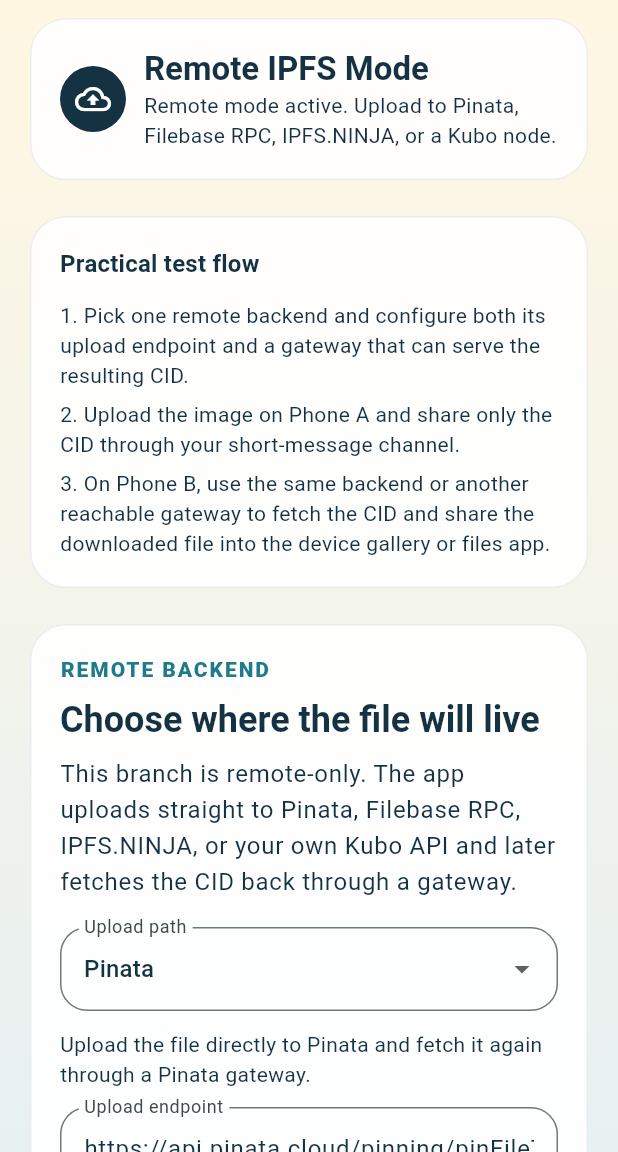
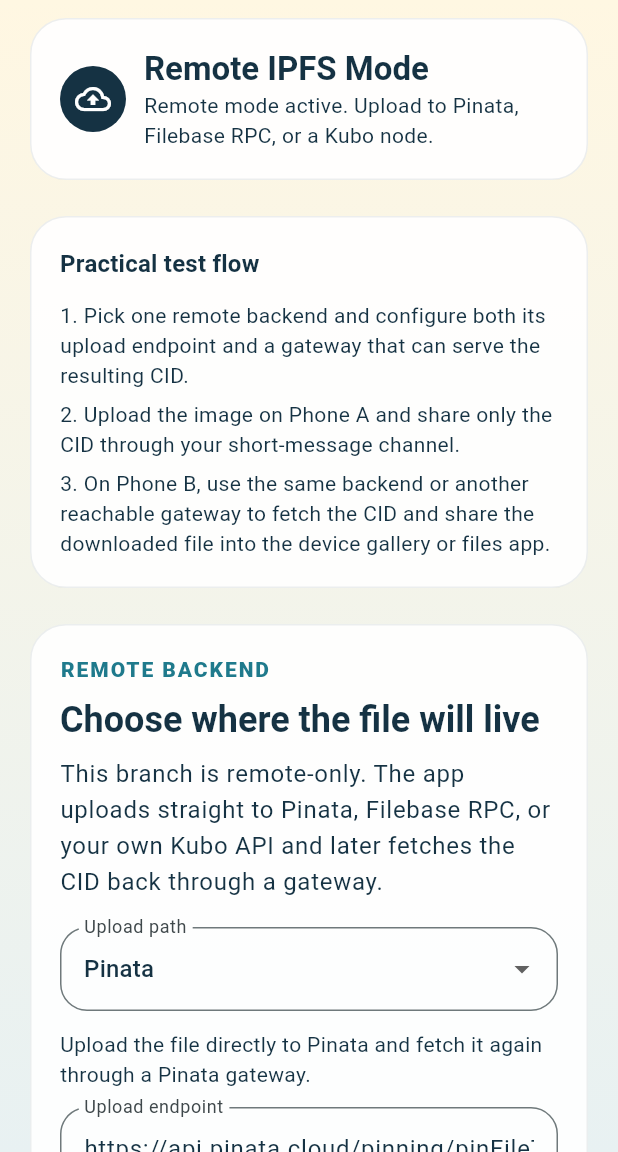
Before and after one commit to ericszimmermann/IPFS-Photo-relay, a Flutter app: the screen it shows after launch, on a phone screen of 412 x 824 dp, the part 84-1236 px from its top. Run offline on Flutter 3.47's test engine with Material 3 defaults, Android fonts, the phone set to English and light mode, and no system bars; our stand-ins replace file_picker, share_plus, shared_preferences.

Commit message:
remove ipfs.ninja, since free tier is only a 7 day trial.

```diff
--- a/lib/src/app.dart
+++ b/lib/src/app.dart
@@ -103,7 +103,7 @@
   bool _isDownloading = false;
 
   String _statusMessage =
-      'Remote mode active. Upload to Pinata, Filebase RPC, IPFS.NINJA, or a Kubo node.';
+      'Remote mode active. Upload to Pinata, Filebase RPC, or a Kubo node.';
   String? _errorMessage;
 
   @override
@@ -450,8 +450,6 @@
         return 'Pinata JWT';
       case RemoteUploadTarget.filebase:
         return 'Filebase API token';
-      case RemoteUploadTarget.ipfsNinja:
-        return 'IPFS.NINJA API key';
       case RemoteUploadTarget.kubo:
         return 'Bearer token (optional)';
     }
@@ -463,8 +461,6 @@
         return 'Upload the file directly to Pinata and fetch it again through a Pinata gateway.';
       case RemoteUploadTarget.filebase:
         return 'Upload through Filebase\'s Kubo-compatible RPC API and retrieve through the Filebase IPFS gateway.';
-      case RemoteUploadTarget.ipfsNinja:
-        return 'Upload through IPFS.NINJA\'s REST API and retrieve through its public IPFS gateway.';
       case RemoteUploadTarget.kubo:
         return 'Upload to your own Kubo API and fetch from your chosen gateway, including a VPN-exposed node.';
     }
@@ -507,7 +503,7 @@
                         eyebrow: 'Remote Backend',
                         title: 'Choose where the file will live',
                         description:
-                            'This branch is remote-only. The app uploads straight to Pinata, Filebase RPC, IPFS.NINJA, or your own Kubo API and later fetches the CID back through a gateway.',
+                            'This branch is remote-only. The app uploads straight to Pinata, Filebase RPC, or your own Kubo API and later fetches the CID back through a gateway.',
                         child: Column(
                           crossAxisAlignment: CrossAxisAlignment.stretch,
                           children: [
```
Also changed, not shown: lib/src/ipfs/remote_upload_client.dart (+1 -53 lines), 2 other files.
